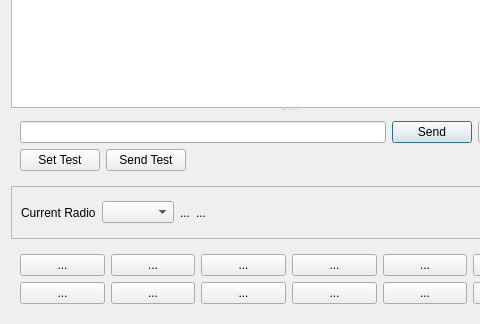
Qt form mqt/MqtDataModes/enginewindow.ui (Rsclub22/Minos2-Mirror) before a commit; both pictures show x 0 to 480 and y 142 to 466 of the 578 by 466 pixel window.
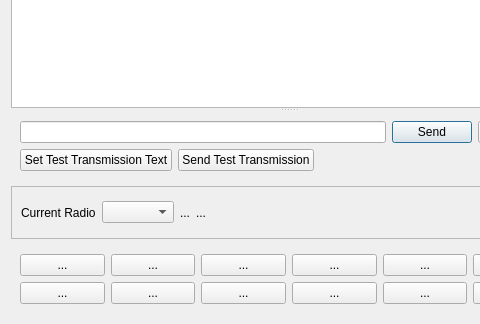
The same form after that commit. Custom widgets are drawn as their Qt base class.

Patch:
```diff
--- a/mqt/MqtDataModes/enginewindow.ui
+++ b/mqt/MqtDataModes/enginewindow.ui
@@ -73,14 +73,14 @@
             <item>
              <widget class="QPushButton" name="setTestButton">
               <property name="text">
-               <string>Set Test</string>
+               <string>Set Test Transmission Text</string>
               </property>
              </widget>
             </item>
             <item>
              <widget class="QPushButton" name="testButton">
               <property name="text">
-               <string>Send Test</string>
+               <string>Send Test Transmission</string>
               </property>
              </widget>
             </item>
```
Left out of the diff: 18 changed lines with no effect on the pictures.
